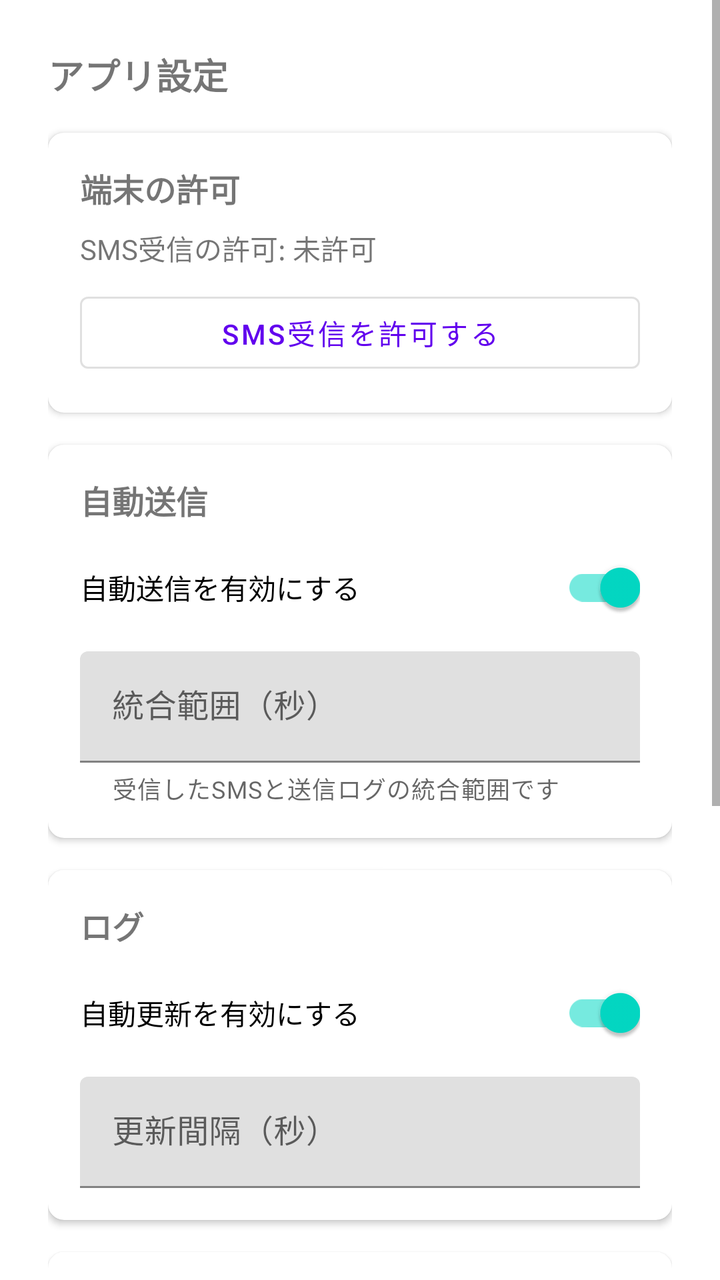
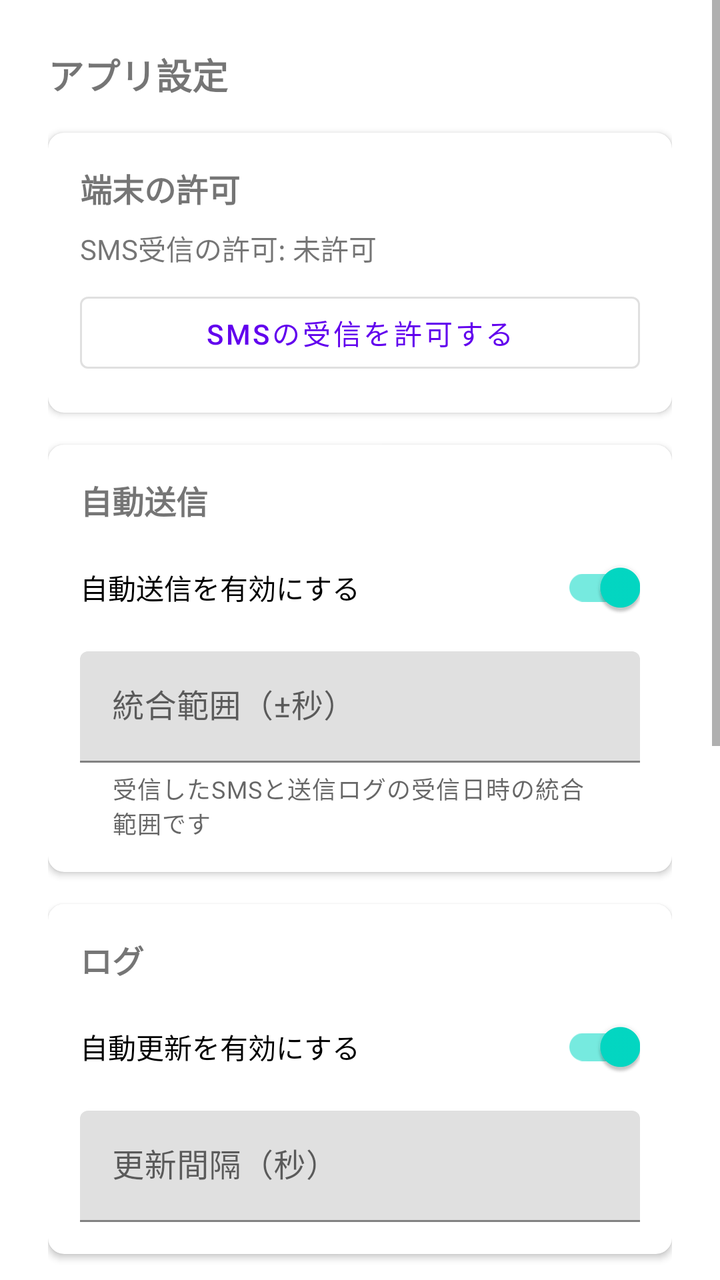

Two renders of the same Android screen: before a commit and after it. Below are the layout's source before the change and the commit's diff.
<!-- AndroidManifest.xml: application theme Theme.SmsToKintone -->
<!-- res/layout/activity_app_settings.xml -->
<?xml version="1.0" encoding="utf-8"?>
<ScrollView xmlns:android="http://schemas.android.com/apk/res/android"
    xmlns:app="http://schemas.android.com/apk/res-auto"
    android:layout_width="match_parent"
    android:layout_height="match_parent">

    <LinearLayout
        android:layout_width="match_parent"
        android:layout_height="wrap_content"
        android:orientation="vertical"
        android:padding="24dp">

        <TextView
            android:layout_width="wrap_content"
            android:layout_height="wrap_content"
            android:text="@string/app_settings_title"
            android:textSize="18sp"
            android:textStyle="bold" />

        <com.google.android.material.card.MaterialCardView
            android:layout_width="match_parent"
            android:layout_height="wrap_content"
            android:layout_marginTop="16dp"
            app:cardElevation="2dp"
            app:cardCornerRadius="8dp">

            <LinearLayout
                android:layout_width="match_parent"
                android:layout_height="wrap_content"
                android:orientation="vertical"
                android:padding="16dp">

                <TextView
                    android:layout_width="wrap_content"
                    android:layout_height="wrap_content"
                    android:layout_marginBottom="8dp"
                    android:text="@string/section_permission"
                    android:textSize="16sp"
                    android:textStyle="bold" />

                <TextView
                    android:id="@+id/tvPermissionStatus"
                    android:layout_width="wrap_content"
                    android:layout_height="wrap_content"
                    android:layout_marginBottom="8dp"
                    android:text="@string/permission_status_denied" />

                <com.google.android.material.button.MaterialButton
                    android:id="@+id/btnRequestPermission"
                    style="@style/Widget.MaterialComponents.Button.OutlinedButton"
                    android:layout_width="match_parent"
                    android:layout_height="wrap_content"
                    android:text="@string/btn_request_permission" />
            </LinearLayout>
        </com.google.android.material.card.MaterialCardView>

        <com.google.android.material.card.MaterialCardView
            android:layout_width="match_parent"
            android:layout_height="wrap_content"
            android:layout_marginTop="16dp"
            app:cardElevation="2dp"
            app:cardCornerRadius="8dp">

            <LinearLayout
                android:layout_width="match_parent"
                android:layout_height="wrap_content"
                android:orientation="vertical"
                android:padding="16dp">

                <TextView
                    android:layout_width="wrap_content"
                    android:layout_height="wrap_content"
                    android:layout_marginBottom="8dp"
                    android:text="@string/section_forwarding"
                    android:textSize="16sp"
                    android:textStyle="bold" />

                <com.google.android.material.switchmaterial.SwitchMaterial
                    android:id="@+id/swForwardingEnabled"
                    android:layout_width="match_parent"
                    android:layout_height="wrap_content"
                    android:layout_marginBottom="8dp"
                    android:checked="true"
                    android:text="@string/switch_forwarding_enabled" />

                <com.google.android.material.textfield.TextInputLayout
                    android:id="@+id/tilSmsMatchToleranceSeconds"
                    android:layout_width="match_parent"
                    android:layout_height="wrap_content"
                    android:hint="@string/hint_sms_match_tolerance_seconds"
                    app:helperText="@string/helper_sms_match_tolerance_seconds"
                    app:helperTextEnabled="true">

                    <com.google.android.material.textfield.TextInputEditText
                        android:id="@+id/etSmsMatchToleranceSeconds"
                        android:layout_width="match_parent"
                        android:layout_height="wrap_content"
                        android:inputType="number" />
                </com.google.android.material.textfield.TextInputLayout>
            </LinearLayout>
        </com.google.android.material.card.MaterialCardView>

        <com.google.android.material.card.MaterialCardView
            android:layout_width="match_parent"
            android:layout_height="wrap_content"
            android:layout_marginTop="16dp"
            app:cardElevation="2dp"
            app:cardCornerRadius="8dp">

            <LinearLayout
                android:layout_width="match_parent"
                android:layout_height="wrap_content"
                android:orientation="vertical"
                android:padding="16dp">

                <TextView
                    android:layout_width="wrap_content"
                    android:layout_height="wrap_content"
                    android:layout_marginBottom="8dp"
                    android:text="@string/section_log"
                    android:textSize="16sp"
                    android:textStyle="bold" />

                <com.google.android.material.switchmaterial.SwitchMaterial
                    android:id="@+id/swAutoRefreshEnabled"
                    android:layout_width="match_parent"
                    android:layout_height="wrap_content"
                    android:layout_marginBottom="8dp"
                    android:checked="true"
                    android:text="@string/switch_auto_refresh_enabled" />

                <com.google.android.material.textfield.TextInputLayout
                    android:id="@+id/tilAutoRefreshInterval"
                    android:layout_width="match_parent"
                    android:layout_height="wrap_content"
                    android:hint="@string/hint_auto_refresh_interval">

                    <com.google.android.material.textfield.TextInputEditText
                        android:id="@+id/etAutoRefreshInterval"
                        android:layout_width="match_parent"
                        android:layout_height="wrap_content"
                        android:inputType="number" />
                </com.google.android.material.textfield.TextInputLayout>
            </LinearLayout>
        </com.google.android.material.card.MaterialCardView>

        <com.google.android.material.card.MaterialCardView
            android:layout_width="match_parent"
            android:layout_height="wrap_content"
            android:layout_marginTop="16dp"
            app:cardElevation="2dp"
            app:cardCornerRadius="8dp">

            <LinearLayout
                android:layout_width="match_parent"
                android:layout_height="wrap_content"
                android:orientation="vertical"
                android:padding="16dp">

                <TextView
                    android:layout_width="wrap_content"
                    android:layout_height="wrap_content"
                    android:layout_marginBottom="8dp"
                    android:text="@string/section_theme_mode"
                    android:textSize="16sp"
                    android:textStyle="bold" />

                <com.google.android.material.switchmaterial.SwitchMaterial
                    android:id="@+id/swThemeFollowSystem"
                    android:layout_width="match_parent"
                    android:layout_height="wrap_content"
                    android:layout_marginBottom="8dp"
                    android:checked="true"
                    android:text="@string/switch_theme_follow_system" />

                <RadioGroup
                    android:id="@+id/rgThemeLightDark"
                    android:layout_width="match_parent"
                    android:layout_height="wrap_content"
                    android:orientation="horizontal">

                    <RadioButton
                        android:id="@+id/rbThemeLight"
                        android:layout_width="wrap_content"
                        android:layout_height="wrap_content"
                        android:checked="true"
                        android:text="@string/rb_theme_light" />

                    <RadioButton
                        android:id="@+id/rbThemeDark"
                        android:layout_width="wrap_content"
                        android:layout_height="wrap_content"
                        android:layout_marginStart="16dp"
                        android:text="@string/rb_theme_dark" />
                </RadioGroup>
            </LinearLayout>
        </com.google.android.material.card.MaterialCardView>

        <com.google.android.material.card.MaterialCardView
            android:layout_width="match_parent"
            android:layout_height="wrap_content"
            android:layout_marginTop="16dp"
            app:cardElevation="2dp"
            app:cardCornerRadius="8dp">

            <LinearLayout
                android:layout_width="match_parent"
                android:layout_height="wrap_content"
                android:orientation="vertical"
                android:padding="16dp">

                <TextView
                    android:layout_width="wrap_content"
                    android:layout_height="wrap_content"
                    android:layout_marginBottom="8dp"
                    android:text="@string/section_reply"
                    android:textSize="16sp"
                    android:textStyle="bold" />

                <com.google.android.material.textfield.TextInputLayout
                    android:layout_width="match_parent"
                    android:layout_height="wrap_content"
                    android:hint="@string/hint_sms_standard_reply_body">

                    <com.google.android.material.textfield.TextInputEditText
                        android:id="@+id/etDefaultReplyBody"
                        android:layout_width="match_parent"
                        android:layout_height="wrap_content"
                        android:inputType="textMultiLine" />
                </com.google.android.material.textfield.TextInputLayout>

                <com.google.android.material.textfield.TextInputLayout
                    android:layout_width="match_parent"
                    android:layout_height="wrap_content"
                    android:layout_marginTop="8dp"
                    android:hint="@string/hint_sms_split_failed_reply_body">

                    <com.google.android.material.textfield.TextInputEditText
                        android:id="@+id/etSplitFailedReplyAddition"
                        android:layout_width="match_parent"
                        android:layout_height="wrap_content"
                        android:inputType="textMultiLine" />
                </com.google.android.material.textfield.TextInputLayout>
            </LinearLayout>
        </com.google.android.material.card.MaterialCardView>

    </LinearLayout>
</ScrollView>
<!-- resources referenced by this layout -->
<resources>
  <string name="app_settings_title">アプリ設定</string>
  <string name="btn_request_permission">SMS受信を許可する</string>
  <string name="helper_sms_match_tolerance_seconds">受信したSMSと送信ログの統合範囲です</string>
  <string name="hint_auto_refresh_interval">更新間隔（秒）</string>
  <string name="hint_sms_match_tolerance_seconds">統合範囲（秒）</string>
  <string name="hint_sms_split_failed_reply_body">自動入力する文言（形式が不正な場合）</string>
  <string name="hint_sms_standard_reply_body">自動入力する文言</string>
  <string name="permission_status_denied">SMS受信の許可: 未許可</string>
  <string name="rb_theme_dark">ダーク</string>
  <string name="rb_theme_light">ライト</string>
  <string name="section_forwarding">自動送信</string>
  <string name="section_log">ログ</string>
  <string name="section_permission">端末の許可</string>
  <string name="section_reply">返信用の文言</string>
  <string name="section_theme_mode">表示テーマ</string>
  <string name="switch_auto_refresh_enabled">自動更新を有効にする</string>
  <string name="switch_forwarding_enabled">自動送信を有効にする</string>
  <string name="switch_theme_follow_system">システム設定を有効にする</string>
  <style name="Theme.SmsToKintone" parent="Theme.MaterialComponents.DayNight.NoActionBar">
          <item name="colorPrimary">@color/purple_500</item>
          <item name="colorPrimaryVariant">@color/purple_700</item>
          <item name="colorOnPrimary">@color/white</item>
          <item name="colorSecondary">@color/teal_200</item>
          <item name="colorSecondaryVariant">@color/teal_700</item>
          <item name="colorOnSecondary">@color/black</item>
      </style>
  <color name="purple_500">#6200EE</color>
  <color name="purple_700">#3700B3</color>
  <color name="white">#FFFFFFFF</color>
  <color name="teal_200">#03DAC5</color>
  <color name="teal_700">#018786</color>
  <color name="black">#FF000000</color>
</resources>

<!-- the commit's change to res/layout/activity_app_settings.xml (unified diff, before → after) -->
@@ -217,6 +217,13 @@
                     android:textSize="16sp"
                     android:textStyle="bold" />
 
+                <TextView
+                    android:layout_width="wrap_content"
+                    android:layout_height="wrap_content"
+                    android:layout_marginBottom="8dp"
+                    android:text="@string/section_sms_standard_reply_body"
+                    android:textSize="14sp" />
+
                 <com.google.android.material.textfield.TextInputLayout
                     android:layout_width="match_parent"
                     android:layout_height="wrap_content"
@@ -229,10 +236,17 @@
                         android:inputType="textMultiLine" />
                 </com.google.android.material.textfield.TextInputLayout>
 
-                <com.google.android.material.textfield.TextInputLayout
-                    android:layout_width="match_parent"
-                    android:layout_height="wrap_content"
-                    android:layout_marginTop="8dp"
+                <TextView
+                    android:layout_width="wrap_content"
+                    android:layout_height="wrap_content"
+                    android:layout_marginTop="16dp"
+                    android:layout_marginBottom="8dp"
+                    android:text="@string/section_sms_split_failed_reply_body"
+                    android:textSize="14sp" />
+
+                <com.google.android.material.textfield.TextInputLayout
+                    android:layout_width="match_parent"
+                    android:layout_height="wrap_content"
                     android:hint="@string/hint_sms_split_failed_reply_body">
 
                     <com.google.android.material.textfield.TextInputEditText
<!-- resource entries referenced after the edit -->
@@ -1,10 +1,10 @@
 <!-- resources referenced by this layout -->
 <resources>
   <string name="app_settings_title">アプリ設定</string>
-  <string name="btn_request_permission">SMS受信を許可する</string>
-  <string name="helper_sms_match_tolerance_seconds">受信したSMSと送信ログの統合範囲です</string>
+  <string name="btn_request_permission">SMSの受信を許可する</string>
+  <string name="helper_sms_match_tolerance_seconds">受信したSMSと送信ログの受信日時の統合範囲です</string>
   <string name="hint_auto_refresh_interval">更新間隔（秒）</string>
-  <string name="hint_sms_match_tolerance_seconds">統合範囲（秒）</string>
+  <string name="hint_sms_match_tolerance_seconds">統合範囲（±秒）</string>
   <string name="hint_sms_split_failed_reply_body">自動入力する文言（形式が不正な場合）</string>
   <string name="hint_sms_standard_reply_body">自動入力する文言</string>
   <string name="permission_status_denied">SMS受信の許可: 未許可</string>
@@ -14,6 +14,8 @@
   <string name="section_log">ログ</string>
   <string name="section_permission">端末の許可</string>
   <string name="section_reply">返信用の文言</string>
+  <string name="section_sms_split_failed_reply_body">自動入力する文言（形式が不正な場合）</string>
+  <string name="section_sms_standard_reply_body">自動入力する文言</string>
   <string name="section_theme_mode">表示テーマ</string>
   <string name="switch_auto_refresh_enabled">自動更新を有効にする</string>
   <string name="switch_forwarding_enabled">自動送信を有効にする</string>
